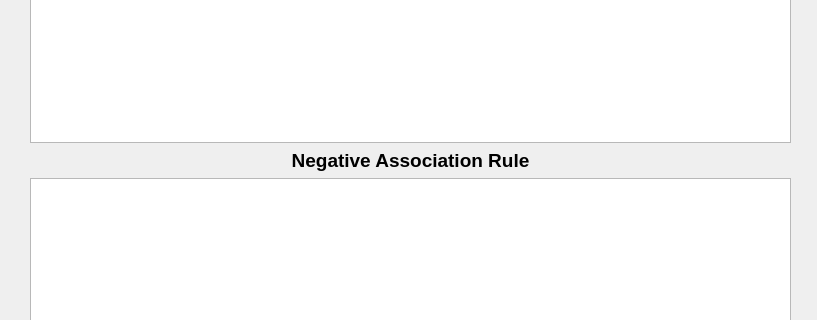
Before: the Qt Designer form Task5/UI/FlawDetectorUI/ruledialog.ui in zhuohaoyu/TuringAdvancedProgramming19B, drawn with Qt 5; both pictures show x 0 to 817 and y 140 to 460 of the 817 by 570 pixel window.
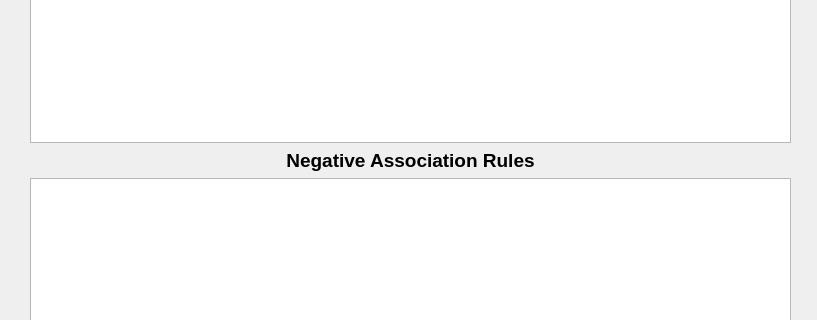
After: the same form once the commit is applied.

Diff of the .ui file:
```diff
--- a/Task5/UI/FlawDetectorUI/ruledialog.ui
+++ b/Task5/UI/FlawDetectorUI/ruledialog.ui
@@ -60,7 +60,7 @@
        </font>
       </property>
       <property name="text">
-       <string>Negative Association Rule</string>
+       <string>Negative Association Rules</string>
       </property>
       <property name="alignment">
        <set>Qt::AlignCenter</set>
```
Left out of the diff: 17 changed lines with no effect on the pictures.
